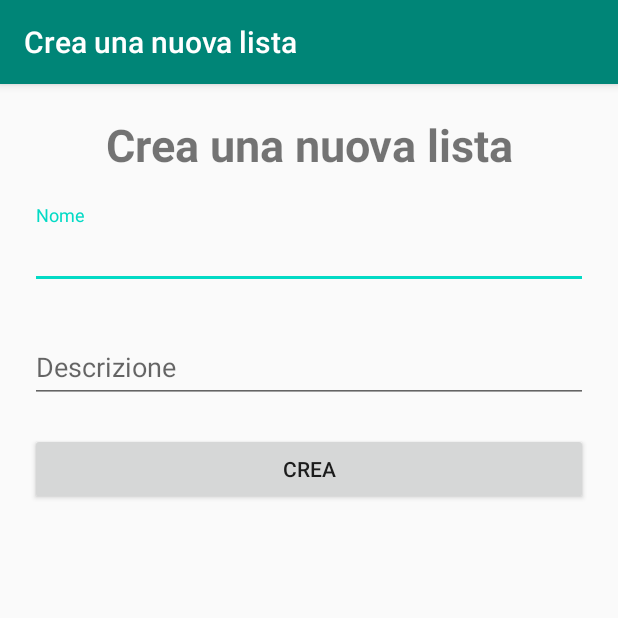
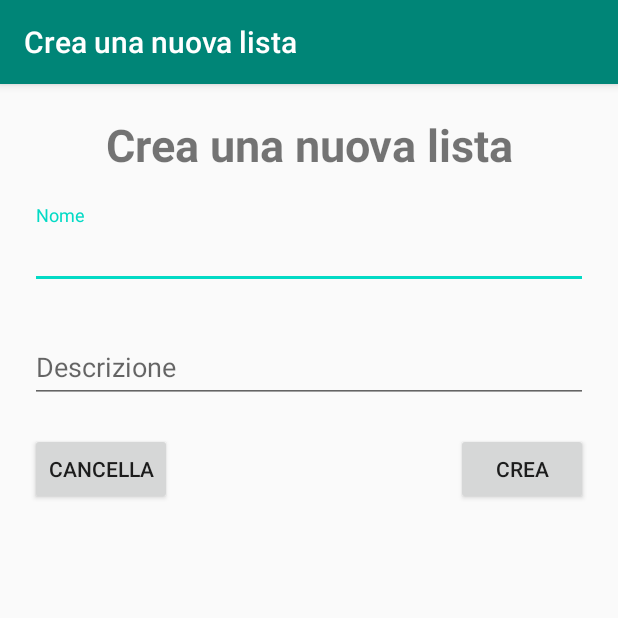
Before and after one commit to Tato98/Applicazione_Lista_Regali, an Android app: the ListCreationActivity screen opened directly, with no data from a screen before it, on a phone screen of 412 x 824 dp, the top half of it. Run offline under Robolectric (Android 15) with nearby library versions, the phone set to English and light mode, and no system bars.

Commit message:
Piccola modifica.

```diff
--- a/app/src/main/java/com/example/applicazione_lista_regali/ListCreationActivity.java
+++ b/app/src/main/java/com/example/applicazione_lista_regali/ListCreationActivity.java
@@ -11,10 +11,10 @@ import com.google.android.material.textfield.TextInputEditText;
 
 import java.util.Objects;
 
-public class ListCreationActivity extends AppCompatActivity {
+public class ListCreationActivity extends AppCompatActivity implements View.OnClickListener {
 
     private TextInputEditText textName, textDescription;
-    private Button createButton;
+    private Button createButton, cancelBotton;
 
     @Override
     protected void onCreate(Bundle savedInstanceState) {
@@ -24,18 +24,27 @@ public class ListCreationActivity extends AppCompatActivity {
         textName = findViewById(R.id.text_name);
         textDescription = findViewById(R.id.text_description);
         createButton = findViewById(R.id.btn_create);
-        createButton.setOnClickListener(new View.OnClickListener() {
-            @Override
-            public void onClick(View v) {
+        cancelBotton = findViewById(R.id.btn_cancel);
+
+        createButton.setOnClickListener(this);
+        cancelBotton.setOnClickListener(this);
+
+        getSupportActionBar().setTitle(R.string.textCreate);
+
+    }
+
+    @Override
+    public void onClick(View v) {
+        switch (v.getId()) {
+            case R.id.btn_cancel: finish(); break;
+            case R.id.btn_create: {
                 Intent intent = new Intent();
                 intent.putExtra("nome", Objects.requireNonNull(textName.getText()).toString());
                 intent.putExtra("descrizione", Objects.requireNonNull(textDescription.getText()).toString());
                 setResult(RESULT_OK, intent);
                 finish();
+                break;
             }
-        });
-
-        getSupportActionBar().setTitle(R.string.textCreate);
-
+        }
     }
 }
--- a/app/src/main/java/com/example/applicazione_lista_regali/MainActivity.java
+++ b/app/src/main/java/com/example/applicazione_lista_regali/MainActivity.java
@@ -9,7 +9,7 @@ import androidx.appcompat.app.AppCompatActivity;
 import androidx.recyclerview.widget.LinearLayoutManager;
 import androidx.recyclerview.widget.RecyclerView;
 
-//import com.example.applicazione_lista_regali.Fragments.MainFragment;
+import com.example.applicazione_lista_regali.Fragments.MainFragment;
 import com.example.applicazione_lista_regali.ListaRegali.ListaRegali;
 import com.example.applicazione_lista_regali.Utilities.ListAdapter;
 
--- a/app/src/main/java/com/example/applicazione_lista_regali/Utilities/ListAdapter.java
+++ b/app/src/main/java/com/example/applicazione_lista_regali/Utilities/ListAdapter.java
@@ -6,6 +6,7 @@ import android.view.ViewGroup;
 import android.widget.TextView;
 
 import androidx.annotation.NonNull;
+import androidx.cardview.widget.CardView;
 import androidx.recyclerview.widget.RecyclerView;
 
 import com.example.applicazione_lista_regali.R;
--- a/app/src/main/res/layout/activity_list_creation.xml
+++ b/app/src/main/res/layout/activity_list_creation.xml
@@ -40,13 +40,27 @@
             android:id="@+id/text_description"/>
     </com.google.android.material.textfield.TextInputLayout>
 
-    <Button
+    <RelativeLayout
         android:layout_width="match_parent"
         android:layout_height="wrap_content"
-        android:layout_marginTop="20dp"
-        android:layout_gravity="end"
-        android:text="@string/create"
-        android:id="@+id/btn_create">
-    </Button>
+        android:orientation="horizontal"
+        android:paddingTop="20dp">
+
+        <Button
+            android:layout_width="wrap_content"
+            android:layout_height="wrap_content"
+            android:id="@+id/btn_cancel"
+            android:text="@string/cancella">
+        </Button>
+
+        <Button
+            android:id="@+id/btn_create"
+            android:layout_width="wrap_content"
+            android:layout_height="wrap_content"
+            android:layout_alignParentEnd='true'
+            android:text="@string/create">
+        </Button>
+
+    </RelativeLayout>
 
 </LinearLayout>
--- a/app/src/main/res/layout/list_view.xml
+++ b/app/src/main/res/layout/list_view.xml
@@ -1,8 +1,8 @@
 <?xml version="1.0" encoding="utf-8"?>
-<LinearLayout
-    xmlns:android="http://schemas.android.com/apk/res/android"
+<LinearLayout xmlns:android="http://schemas.android.com/apk/res/android"
     android:layout_width="match_parent"
     android:layout_height="wrap_content"
+    xmlns:app="http://schemas.android.com/apk/res-auto"
     android:orientation="vertical">
 
     <TextView
--- /dev/null
+++ b/app/src/main/res/layout/main_fragment.xml
@@ -0,0 +1,8 @@
+<?xml version="1.0" encoding="utf-8"?>
+<RelativeLayout
+    xmlns:android="http://schemas.android.com/apk/res/android"
+    android:layout_width="match_parent"
+    android:layout_height="match_parent"
+    android:padding="15dp">
+
+</RelativeLayout>
--- a/app/src/main/res/values/strings.xml
+++ b/app/src/main/res/values/strings.xml
@@ -5,4 +5,5 @@
     <string name="create">Crea</string>
     <string name="textCreate">Crea una nuova lista</string>
     <string name="inforequired">Inserisci tutte le informazioni richieste</string>
+    <string name="cancella">Cancella</string>
 </resources>
```
Also changed, not shown: app/src/main/java/com/example/applicazione_lista_regali/Fragments/MainFragment.java (+7 -1 lines).
